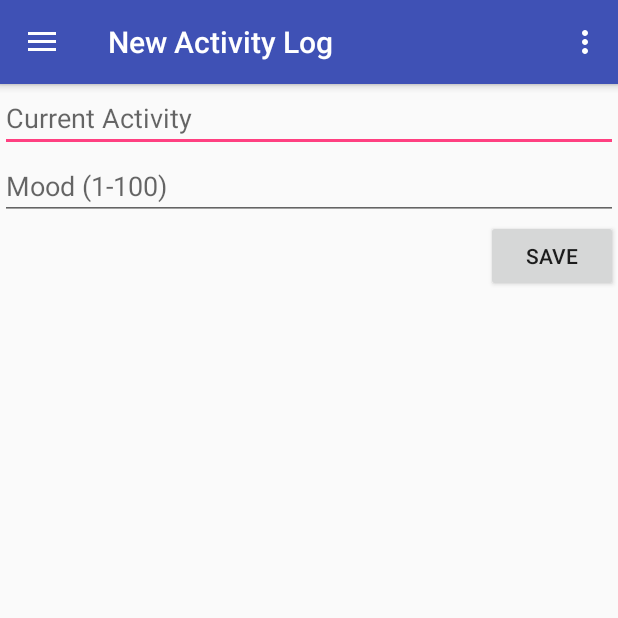
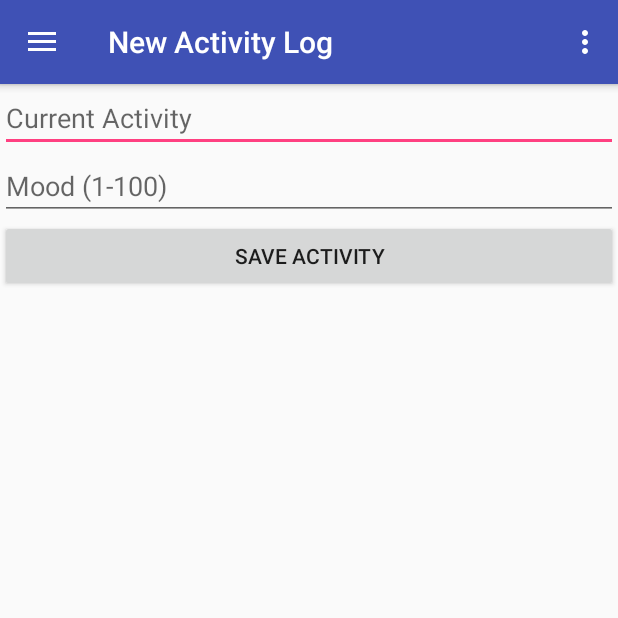
Before and after one commit to TheRoamingHare/ocelot-mobile, an Android app: the NewActivityLog screen opened directly, with no data from a screen before it, on a phone screen of 412 x 824 dp, the top half of it. Run offline under Robolectric (Android 15) with nearby library versions, the phone set to English and light mode, and no system bars.

Commit message:
Save button fix on AL

```diff
--- a/app/src/main/res/layout/content_new_activity_log.xml
+++ b/app/src/main/res/layout/content_new_activity_log.xml
@@ -16,7 +16,7 @@
         android:layout_height="wrap_content"
         android:hint="@string/edit_mood" />
     <Button
-        android:layout_width="wrap_content"
+        android:layout_width="match_parent"
         android:layout_height="wrap_content"
         android:layout_gravity="right"
         android:text="@string/button_send" />
--- a/app/src/main/res/values/strings.xml
+++ b/app/src/main/res/values/strings.xml
@@ -3,7 +3,7 @@
     <string name="app_name">Ocelot</string>
     <string name="edit_message">Current Activity</string>
     <string name="edit_mood">Mood (1-100)</string>
-    <string name="button_send">Save</string>
+    <string name="button_send">Save Activity</string>
     <string name="action_settings">Settings</string>
     <string name="title_activity_display_message">Activity Record</string>
 
```
